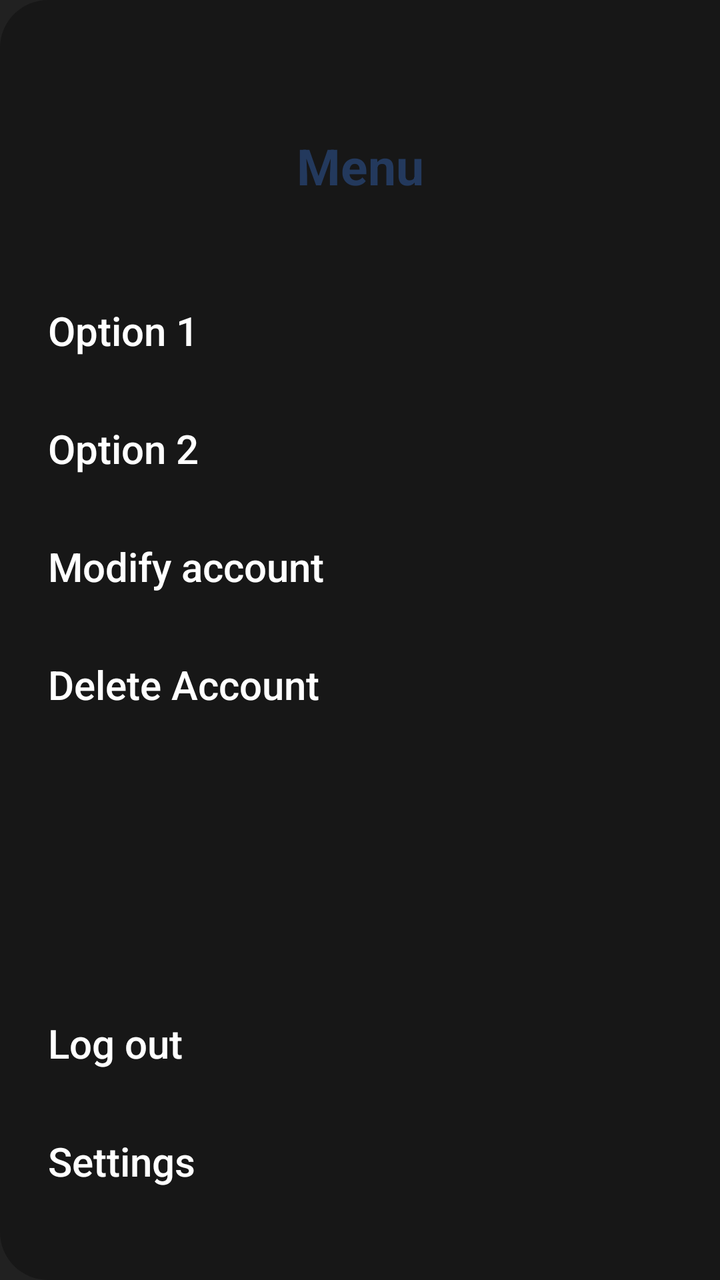
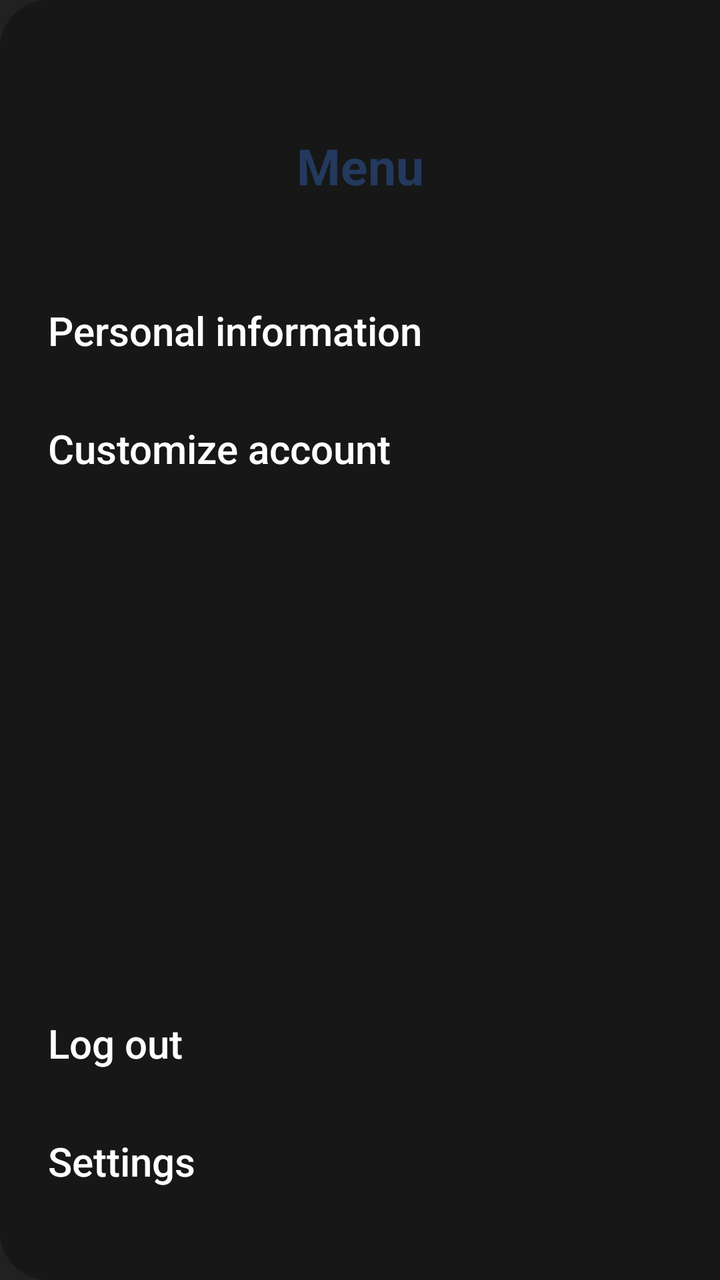

Screens rendered from an Android XML layout before and after an edit, with the pre-edit source and the edit as a unified diff.
<!-- AndroidManifest.xml: application theme Theme.GymBro -->
<!-- res/layout/profile_menu.xml -->
<?xml version="1.0" encoding="utf-8"?>
<LinearLayout xmlns:android="http://schemas.android.com/apk/res/android"
    android:id="@+id/drawer_menu"
    android:layout_width="match_parent"
    android:layout_height="match_parent"
    android:layout_gravity="end"
    android:orientation="vertical"
    android:background="@drawable/drawer_background">

    
    <View
        android:layout_width="match_parent"
        android:layout_height="50dp"/>

    <TextView
        android:id="@+id/menu_title"
        style="@style/ProfileMenuTitleStyle"
        android:gravity="center"
        android:text="Menu"/>

    <View
        android:layout_width="match_parent"
        android:layout_height="20dp"/>


    

    <Button
        android:id="@+id/menu_option_1"
        style="@style/ProfileMenuItemStyle"
        android:text="Option 1"/>

    <Button
        android:id="@+id/menu_option_2"
        style="@style/ProfileMenuItemStyle"
        android:text="Option 2"/>

    
    <Button
        android:id="@+id/modifyAccountButton"
        style="@style/ProfileMenuItemStyle"
        android:text="@string/modify_account"/>

    <Button
        android:id="@+id/menu_option_4"
        style="@style/ProfileMenuItemStyle"
        android:text="@string/delete_acc"/>


    
    <View
        android:layout_width="match_parent"
        android:layout_height="0dp"
        android:layout_weight="1" />

    <Button
        android:id="@+id/logoutButton"
        style="@style/ProfileMenuItemStyle"
        android:text="@string/logout" />

    <Button
        android:id="@+id/settingsButton"
        style="@style/ProfileMenuItemStyle"
        android:text="@string/settings" />

    
    <View
        android:layout_width="match_parent"
        android:layout_height="30dp"/>

</LinearLayout>
<!-- resources referenced by this layout -->
<resources>
  <!-- drawable drawer_background (drawable) -->
  <?xml version="1.0" encoding="utf-8"?>
  <shape xmlns:android="http://schemas.android.com/apk/res/android"
      android:shape="rectangle">
  
      <solid android:color="@color/darkGrey"/>
      <corners
          android:topLeftRadius="24dp"
          android:bottomLeftRadius="24dp"/>
  
  </shape>
  <string name="delete_acc">Delete Account</string>
  <string name="logout">Log out</string>
  <string name="modify_account">Modify account</string>
  <string name="settings">Settings</string>
  <style name="ProfileMenuItemStyle">
          <item name="android:layout_width">match_parent</item>
          <item name="android:layout_height">wrap_content</item>
          <item name="android:layout_marginStart">8dp</item>
          <item name="android:layout_marginEnd">8dp</item>
          <item name="android:gravity">start</item>
          <item name="android:background">@drawable/menu_item_background</item>
          <item name="android:stateListAnimator">@null</item>
          <item name="android:textAllCaps">false</item>
          <item name="android:textStyle">normal</item>
          <item name="android:textColor">@color/white</item>
          <item name="android:padding">16dp</item>
          <item name="android:textSize">20sp</item>
      </style>
  <style name="ProfileMenuTitleStyle">
          <item name="android:layout_width">match_parent</item>
          <item name="android:layout_height">wrap_content</item>
          <item name="android:textStyle">bold</item>
          <item name="android:textColor">@color/lightBlue</item>
          <item name="android:padding">16dp</item>
          <item name="android:textSize">25sp</item>
      </style>
  <style name="Theme.GymBro" parent="android:Theme.Material.Light.NoActionBar">
          
          <item name="android:windowBackground">@color/lightGrey</item>
      </style>
  <color name="darkGrey">#171717</color>
  <!-- drawable menu_item_background (drawable) -->
  <?xml version="1.0" encoding="utf-8"?>
  <ripple xmlns:android="http://schemas.android.com/apk/res/android"
      android:color="#33FFFFFF">
  
      <item android:id="@android:id/mask">
          <shape android:shape="rectangle">
              <solid android:color="@color/white"/>
              <corners android:radius="12dp"/>
          </shape>
      </item>
  
  </ripple>
  <color name="white">#FFFFFF</color>
  <color name="lightBlue">#23395d</color>
  <color name="lightGrey">#212121</color>
</resources>

<!-- the commit's change to res/layout/profile_menu.xml (unified diff, before → after) -->
@@ -16,7 +16,7 @@
         android:id="@+id/menu_title"
         style="@style/ProfileMenuTitleStyle"
         android:gravity="center"
-        android:text="Menu"/>
+        android:text="@string/menu"/>
 
     <View
         android:layout_width="match_parent"
@@ -25,26 +25,17 @@
 
     
 
+    
     <Button
-        android:id="@+id/menu_option_1"
+        android:id="@+id/personalInfoButton"
         style="@style/ProfileMenuItemStyle"
-        android:text="Option 1"/>
-
-    <Button
-        android:id="@+id/menu_option_2"
-        style="@style/ProfileMenuItemStyle"
-        android:text="Option 2"/>
+        android:text="@string/personal_information"/>
 
     
     <Button
-        android:id="@+id/modifyAccountButton"
+        android:id="@+id/customizeAccountButton"
         style="@style/ProfileMenuItemStyle"
-        android:text="@string/modify_account"/>
-
-    <Button
-        android:id="@+id/menu_option_4"
-        style="@style/ProfileMenuItemStyle"
-        android:text="@string/delete_acc"/>
+        android:text="@string/customize_account"/>
 
 
     
@@ -58,6 +49,7 @@
         style="@style/ProfileMenuItemStyle"
         android:text="@string/logout" />
 
+    
     <Button
         android:id="@+id/settingsButton"
         style="@style/ProfileMenuItemStyle"
<!-- resource entries referenced after the edit -->
@@ -11,9 +11,10 @@
           android:bottomLeftRadius="24dp"/>
   
   </shape>
-  <string name="delete_acc">Delete Account</string>
+  <string name="customize_account">Customize account</string>
   <string name="logout">Log out</string>
-  <string name="modify_account">Modify account</string>
+  <string name="menu">Menu</string>
+  <string name="personal_information">Personal information</string>
   <string name="settings">Settings</string>
   <style name="ProfileMenuItemStyle">
           <item name="android:layout_width">match_parent</item>
